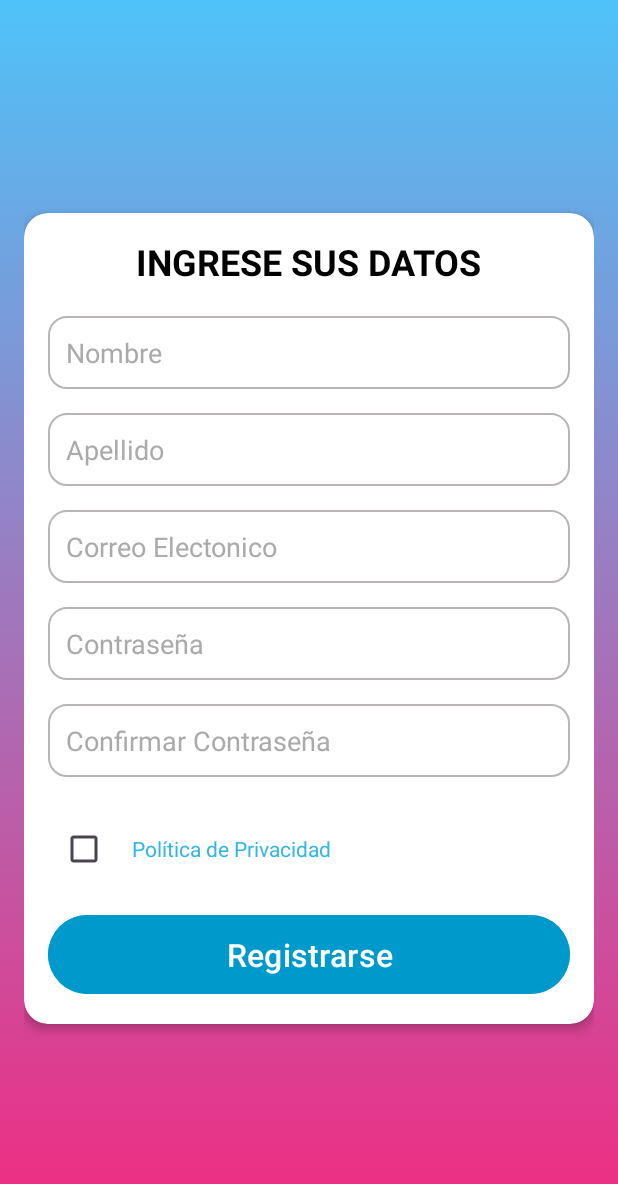
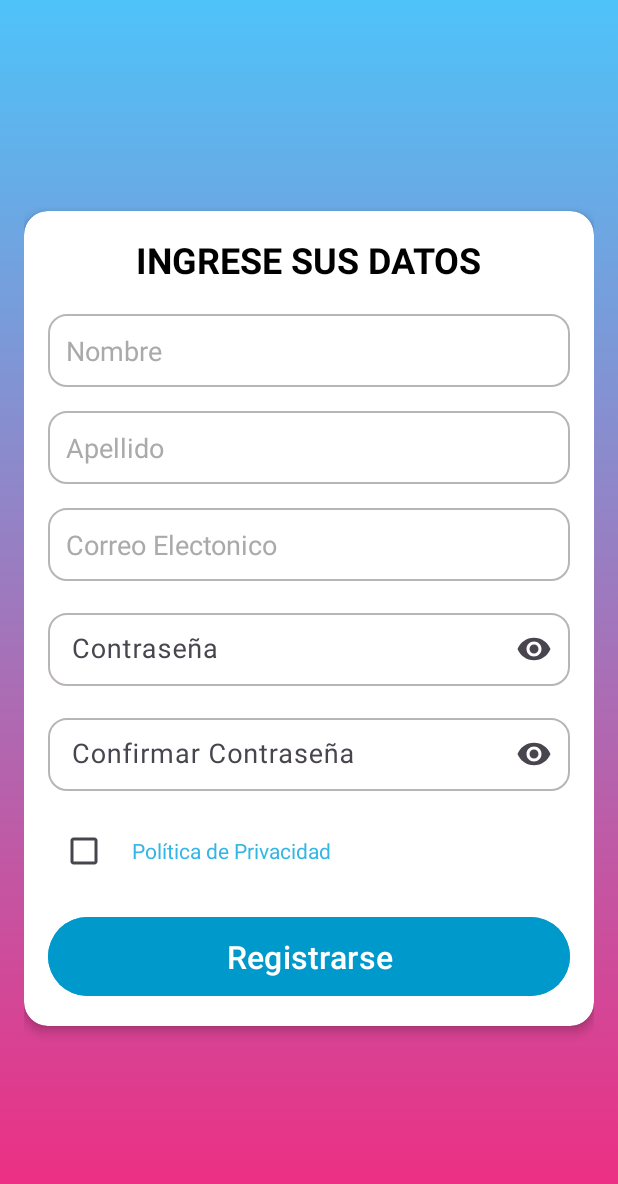
Before and after one commit to TravelDreams2024/ProyectoAppMovil, an Android app: the RegistroActivity screen opened directly, with no data from a screen before it, on a phone screen of 412 x 824 dp. Shown: the top 1184 px of the screen. Run offline under Robolectric (Android 15) with nearby library versions, the phone set to English and light mode, and no system bars.

Commit message:
Act.Registro - feat: Revelarc Contraseña

```diff
--- a/TravelDreamsApp/app/src/main/res/layout/activity_registro.xml
+++ b/TravelDreamsApp/app/src/main/res/layout/activity_registro.xml
@@ -83,32 +83,45 @@
                     android:textColor="@android:color/black"
                     android:textColorHint="@android:color/darker_gray"
                     android:textSize="18sp" />
+                <com.google.android.material.textfield.TextInputLayout
+                    android:layout_width="match_parent"
+                    android:layout_height="wrap_content"
+                    android:layout_marginBottom="16dp"
+                    android:hint="@string/hint_password2"
+                    app:endIconMode="password_toggle">
 
-                <EditText
+                    <com.google.android.material.textfield.TextInputEditText
                         android:id="@+id/editTextPassword"
                         android:layout_width="match_parent"
                         android:layout_height="wrap_content"
-                    android:layout_marginBottom="16dp"
-                    android:background="@drawable/edittext_background"
-                    android:hint="@string/hint_password2"
                         android:inputType="textPassword"
                         android:padding="12dp"
                         android:textColor="@android:color/black"
                         android:textColorHint="@android:color/darker_gray"
-                    android:textSize="18sp" />
+                        android:textSize="18sp"
+                        android:background="@drawable/edittext_background"/>
+                </com.google.android.material.textfield.TextInputLayout>
 
-                <EditText
+                <!-- Campo de Confirmación de Contraseña -->
+                <com.google.android.material.textfield.TextInputLayout
+                    android:layout_width="match_parent"
+                    android:layout_height="wrap_content"
+                    android:layout_marginBottom="16dp"
+                    android:hint="@string/hint_confirm_password2"
+                    app:endIconMode="password_toggle"
+                    >
+
+                    <com.google.android.material.textfield.TextInputEditText
                         android:id="@+id/editTextConfirmPassword"
                         android:layout_width="match_parent"
                         android:layout_height="wrap_content"
-                    android:layout_marginBottom="24dp"
-                    android:background="@drawable/edittext_background"
-                    android:hint="@string/hint_confirm_password2"
                         android:inputType="textPassword"
                         android:padding="12dp"
+                        android:background="@drawable/edittext_background"
                         android:textColor="@android:color/black"
                         android:textColorHint="@android:color/darker_gray"
                         android:textSize="18sp" />
+                </com.google.android.material.textfield.TextInputLayout>
 
                 <!-- Política de Privacidad -->
                 <LinearLayout
--- a/TravelDreamsApp/app/src/main/res/values/colors.xml
+++ b/TravelDreamsApp/app/src/main/res/values/colors.xml
@@ -9,4 +9,5 @@
     <color name="deg3">#4EC3F9</color>
     <color name="btn">#800352</color>
     <color name="grey">#b8b4b8</color>
+    <color name="darker_gray">#A9A9A9</color>
 </resources>
```
Lines whose indentation alone changed are shown as unchanged.
